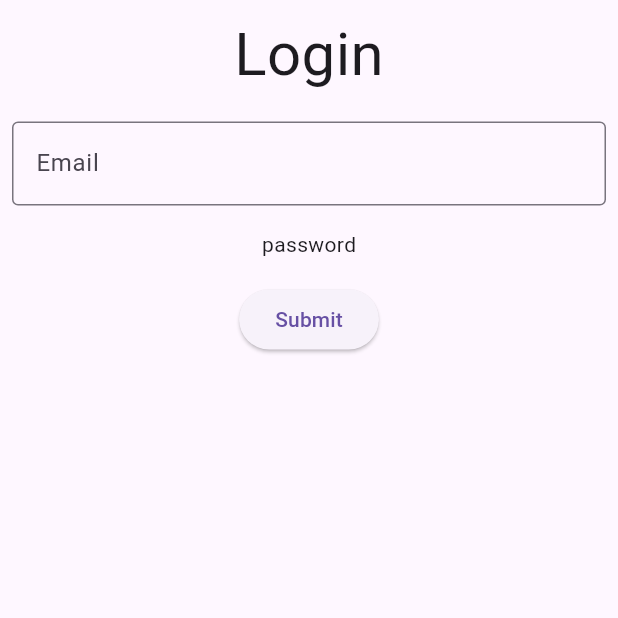
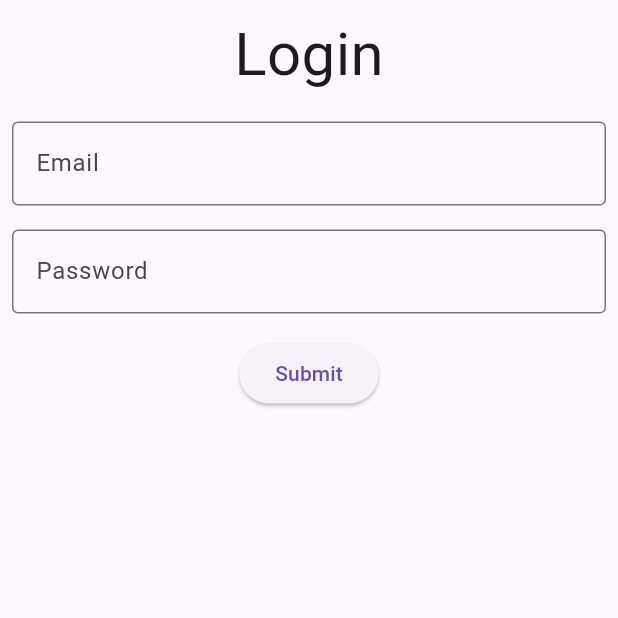
Before and after one commit to pongsapat64/Mobiledev-64114540250, a Flutter app: the screen it shows after launch, on a phone screen of 412 x 824 dp, the top half of it. Run offline on Flutter 3.47's test engine with Material 3 defaults, Android fonts, the phone set to English and light mode, and no system bars; our stand-ins replace get, pocketbase; missing offline and left inert: requests.

```diff
--- a/uquiz/lib/app.dart
+++ b/uquiz/lib/app.dart
@@ -1,9 +1,20 @@
 import 'package:flutter/material.dart';
+import 'package:uquiz/controllers.dart';
+import 'package:uquiz/members.dart';
+import 'package:get/get.dart';
 
 // import 'home.dart';
 // import 'shopping.dart';
 import 'login.dart';
 
+class UQuizBindings implements Bindings {
+  @override
+  void dependencies() {
+    // Get.put(() => UQuizController());
+    Get.lazyPut(() => UQuizController());
+  }
+
+}
 class UQuizApp extends StatefulWidget {
   const UQuizApp({super.key});
 
@@ -14,12 +25,12 @@ class UQuizApp extends StatefulWidget {
 class _UQuizAppState extends State<UQuizApp> {
   @override
   Widget build(BuildContext context) {
-    return const MaterialApp(
+    return GetMaterialApp(
       title: 'UQuiz App',
+      initialBinding: UQuizBindings(),
       // home: Home(),
-      // home: Shopping(),
-      // home: MemberListPage(),
-      home: LoginPage()
+      // home: MemberListPage(), //Shopping(),
+      home: const LoginPage(),
     );
   }
 }
--- /dev/null
+++ b/uquiz/lib/controllers.dart
@@ -0,0 +1,32 @@
+import 'package:flutter/material.dart';
+import 'package:get/get.dart';
+import 'package:pocketbase/pocketbase.dart';
+import 'package:uquiz/members.dart';
+import 'models.dart';
+import 'package:uquiz/shopping.dart';
+
+class UQuizController extends GetxController {
+  var appName = 'uQuiz'.obs;
+  var memberCount = 0.obs;
+  var isAdmin = false.obs;
+  var memberList = <Member>[].obs;
+  final pb = PocketBase('http://127.0.0.1:8090');
+  final emailController = TextEditingController();
+  final passwordController = TextEditingController();
+
+  Future<void> authen(String email, String password) async {
+      final res = pb.admins.authWithPassword(email, password);
+      isAdmin = true.obs;
+      if (pb.authStore.isValid) {
+        print('admin logged in: ${email}');
+        Get.to(()=> const MemberListPage());
+      } else {
+        final res = pb.collection('users').authWithPassword(email, password);
+        isAdmin = false.obs;
+        if (pb.authStore.isValid) {
+          print('user logged in: ${email}');
+          Get.to(()=> const Shopping());
+        }
+      }
+    }
+  }
--- a/uquiz/lib/login.dart
+++ b/uquiz/lib/login.dart
@@ -1,5 +1,9 @@
 import 'package:flutter/material.dart';
+import 'package:get/get.dart';
+import 'package:uquiz/controllers.dart';
 import 'package:uquiz/shopping.dart';
+
+import 'members.dart';
 
 class LoginPage extends StatefulWidget {
   const LoginPage({super.key});
@@ -9,10 +13,14 @@ class LoginPage extends StatefulWidget {
 }
 
 class _LoginPageState extends State<LoginPage> {
+  // var String name = "Paul";
   final _formKey = GlobalKey<FormState>();
-  final emailController = TextEditingController();
+  // final emailController = TextEditingController();
+  // final passwordController = TextEditingController();
+
   @override
   Widget build(BuildContext context) {
+    final ctrl = Get.find<UQuizController>();
     return Scaffold(
       body: Form(
         key: _formKey,
@@ -20,12 +28,11 @@ class _LoginPageState extends State<LoginPage> {
           children: [
             const Padding(
                 padding: EdgeInsets.all(8.0),
-            child: Text("Login", style: TextStyle(fontSize: 40)),
-          ),
+                child: Text('Login', style: TextStyle(fontSize: 40))),
             Padding(
               padding: const EdgeInsets.all(8.0),
               child: TextFormField(
-              controller: emailController,
+                controller: ctrl.emailController,
                 validator: (value) {
                   return null;
                 },
@@ -35,28 +42,52 @@ class _LoginPageState extends State<LoginPage> {
                 ),
               ),
             ),
-          const Padding(
-            padding: EdgeInsets.all(8.0),
-            child: Text("password"),
+            Padding(
+              padding: const EdgeInsets.all(8.0),
+              child: TextFormField(
+                obscureText: true,
+                controller: ctrl.passwordController,
+                validator: (value) {
+                  return null;
+                },
+                decoration: const InputDecoration(
+                  border: OutlineInputBorder(),
+                  labelText: 'Password',
+                ),
+              ),
             ),
             Padding(
-            padding: EdgeInsets.all(8.0),
+              padding: const EdgeInsets.all(8.0),
               child: ElevatedButton(
                 onPressed: () {
                   if (_formKey.currentState!.validate()) {
-                    // Navigator.push(context);
-                    print('email: ${emailController.text}');
-                    Navigator.push<void>(
-                      context,
-                      MaterialPageRoute<void>(
-                        builder: (BuildContext context) => const Shopping())
+                    // Perform login logic here
+                    print('email: ${ctrl.emailController.text}');
+                    print('password: ${ctrl.passwordController.text}');
+                    //Navigator.pop(context);
+                    ctrl.authen(
+                      ctrl.emailController.text,
+                      ctrl.passwordController.text,
+                    );
+                    // final email = ctrl.emailController.text;
+                    // if (email == 'admin@ubu.ac.th') {
+                  }
+                },
+                child: const Text('Submit'),
+              ),
+            ),
+          ],
+        ),
+      ),
     );
   }
-                },
-                child: const Text("Submit")),
-          )
-        ],
+
+  void to(BuildContext context, Widget page) {
+    Navigator.push(
+      context,
+      MaterialPageRoute(
+        builder: (BuildContext context) => page,
       ),
-    ));
+    );
   }
 }
--- /dev/null
+++ b/uquiz/lib/models.dart
@@ -0,0 +1,28 @@
+class Member {
+  String? username;
+  String? first;
+  String? last;
+  String? email;
+  String? picture = 'https://picsum.photos/id/111/256/256';
+
+  Member({
+    required this.username,
+    required this.first,
+    this.last,
+    required this.email,
+    required this.picture,
+
+  });
+
+  factory Member.fromJson(Map <String, dynamic> json) {
+    return switch (json) {
+    {'username': String username,
+    'first': String first,
+    'last': String last,
+    'email': String email,
+    'picture': String picture,
+    } => Member(username: username, first: first, last: last, email: email, picture: picture),
+    _ => throw const FormatException('Error Wrong Format')
+  };
+  }
+}
--- a/uquiz/pubspec.yaml
+++ b/uquiz/pubspec.yaml
@@ -37,6 +37,7 @@ dependencies:
   cupertino_icons: ^1.0.8
   requests: ^4.7.0
   pocketbase: ^0.11.0
+  get: ^4.6.6
 
 dev_dependencies:
   flutter_test:
```
Lines whose indentation alone changed are shown as unchanged.
